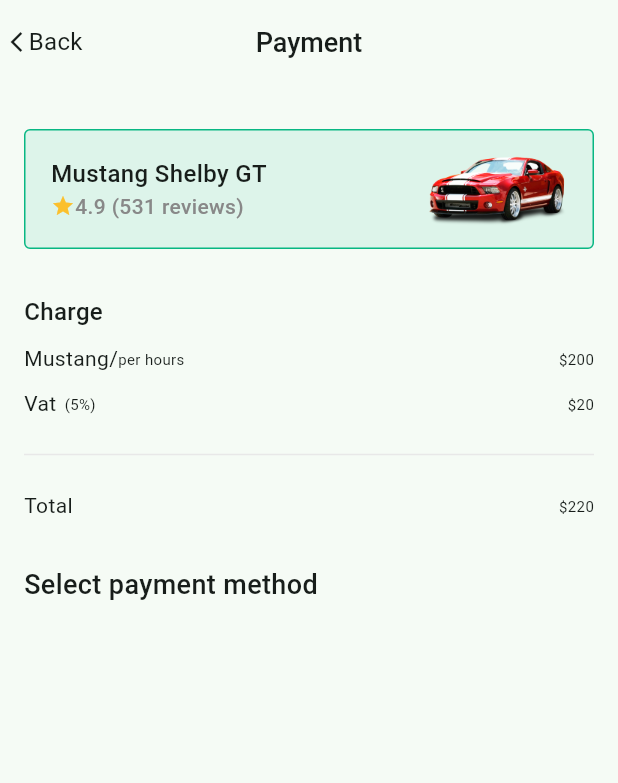
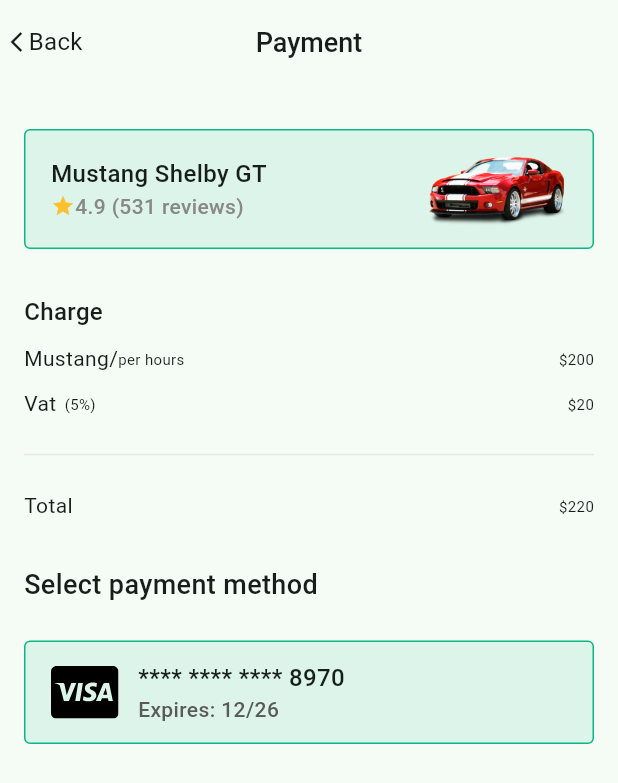
Before and after one commit to tech-cell-eg/round-2-Ride-Share-mobile-app, a Flutter app: the screen it shows after launch, on a phone screen of 412 x 824 dp. Shown: the top 783 px of the screen. Run offline on Flutter 3.47's test engine with Material 3 defaults, Android fonts, the phone set to English and light mode, and no system bars; our stand-ins replace dashed_circular_progress_bar, device_preview, flutter_screenutil, flutter_svg, font_awesome_flutter, google_maps_flutter and 2 more.

```diff
--- a/lib/payment/presentation/views/widgets/payment_screen_body.dart
+++ b/lib/payment/presentation/views/widgets/payment_screen_body.dart
@@ -4,6 +4,7 @@ import 'package:ride_share/core/constants/generated/images.dart';
 import 'package:ride_share/core/widgets/green_box.dart';
 import 'package:ride_share/features/contact%20and%20payment/presentation/views/widgets/custom_divider.dart';
 
+import '../../../../features/contact and payment/presentation/views/widgets/payment_method_green_box.dart';
 import 'driver_rate_box.dart';
 import 'info_line_row.dart';
 
@@ -59,6 +60,7 @@ class PaymentScreenBody extends StatelessWidget {
             ),
           ),
           SizedBox(height: 24),
+          PaymentMethodGreenBox(),
         ],
       ),
     );
```
Also changed, not shown: assets/images/cash.svg (added), assets/images/master_card.svg (added), assets/images/paypal.svg (added).
